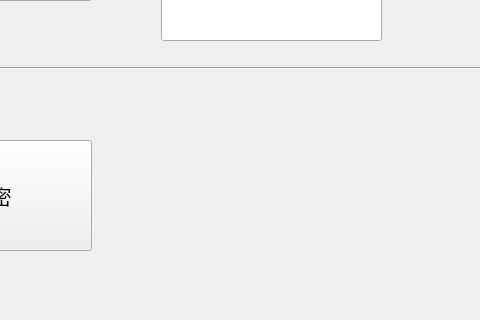
The window that GUI/compression/widget.ui (leander-deleted/compress-and-encrypt-jpeg) describes before a commit, drawn with Qt 5; both pictures show x 149 to 629 and y 430 to 750 of the 629 by 750 pixel window.
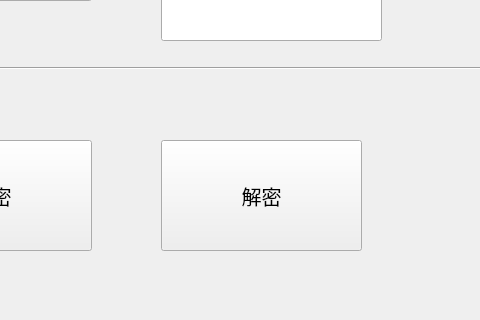
The same window after the commit.

```diff
--- a/GUI/compression/widget.ui
+++ b/GUI/compression/widget.ui
@@ -154,6 +154,24 @@
     <string>压缩质量：1min-100max</string>
    </property>
   </widget>
+  <widget class="QPushButton" name="pushButton_4">
+   <property name="geometry">
+    <rect>
+     <x>310</x>
+     <y>570</y>
+     <width>201</width>
+     <height>111</height>
+    </rect>
+   </property>
+   <property name="font">
+    <font>
+     <pointsize>15</pointsize>
+    </font>
+   </property>
+   <property name="text">
+    <string>解密</string>
+   </property>
+  </widget>
  </widget>
  <layoutdefault spacing="6" margin="11"/>
  <resources/>
```
